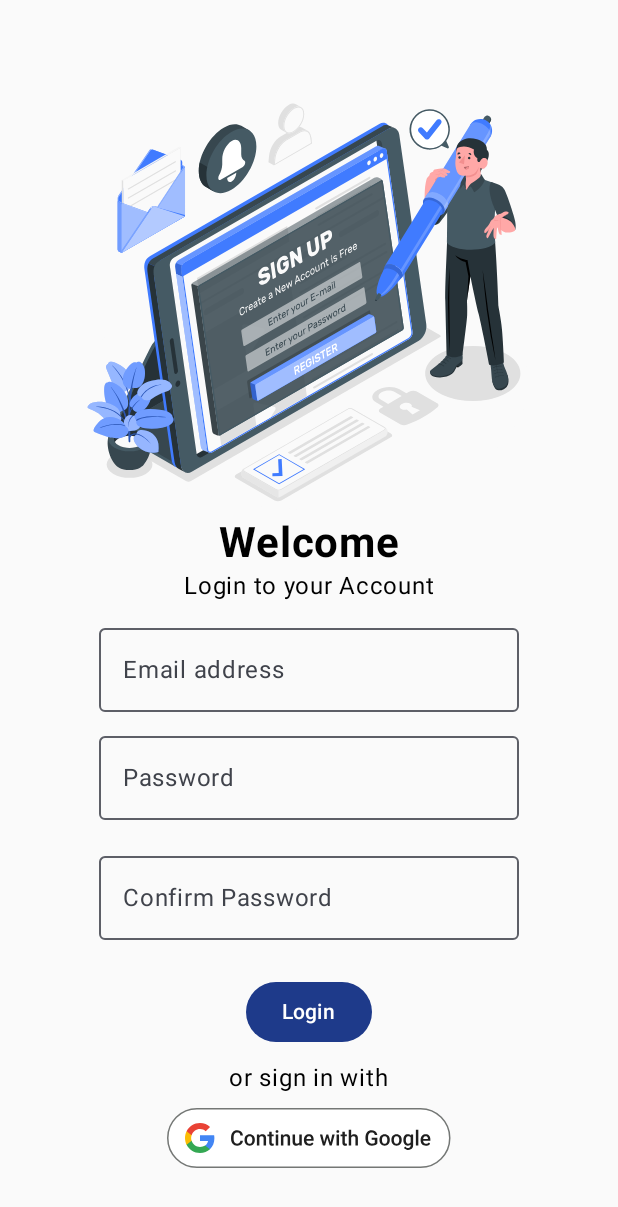
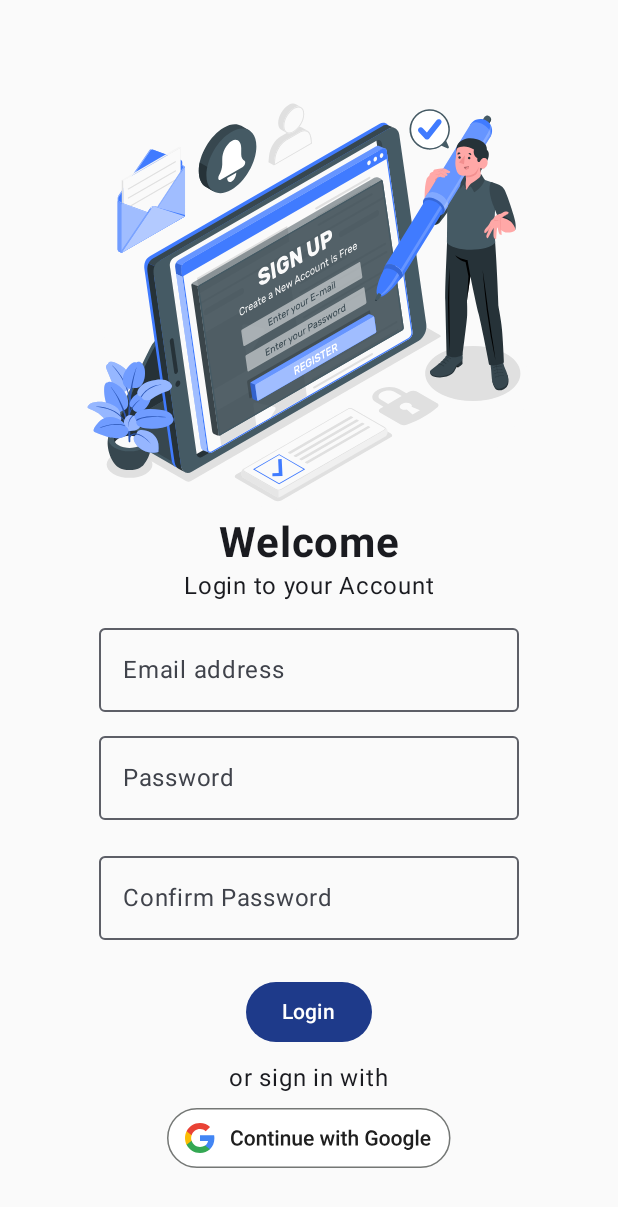
Before and after one commit to Vyankatesh-Sabu/Doc_Scanner, an Android app built with Jetpack Compose: the screen it shows after launch (MainActivity), after a tap on "Sign Up", on a phone screen of 412 x 824 dp. Shown: the top 1207 px of the screen. Run offline under Robolectric (Android 15) with nearby library versions, the phone set to English and light mode, and no system bars; our stand-ins replace Firebase (no records; nobody signed in at launch, a user with empty details on screens opened directly).

Commit message:
login sign up completed

```diff
--- a/app/src/main/java/com/example/docscanner/Screen/LoginPage.kt
+++ b/app/src/main/java/com/example/docscanner/Screen/LoginPage.kt
@@ -5,6 +5,7 @@ import android.content.ContentValues.TAG
 import android.util.Log
 import androidx.activity.compose.LocalActivity
 import androidx.compose.foundation.Image
+import androidx.compose.foundation.background
 import androidx.compose.foundation.clickable
 import androidx.compose.foundation.layout.Arrangement
 import androidx.compose.foundation.layout.Column
@@ -20,6 +21,7 @@ import androidx.compose.foundation.verticalScroll
 import androidx.compose.material3.Button
 import androidx.compose.material3.ButtonDefaults
 import androidx.compose.material3.Icon
+import androidx.compose.material3.MaterialTheme
 import androidx.compose.material3.OutlinedTextField
 import androidx.compose.material3.Text
 import androidx.compose.runtime.Composable
@@ -44,6 +46,7 @@ import androidx.compose.ui.unit.dp
 import androidx.compose.ui.unit.sp
 import androidx.navigation.NavController
 import com.example.docscanner.AuthViewModel
+import com.example.docscanner.ForgotPassword
 import com.example.docscanner.R
 import com.example.docscanner.SignUp
 import com.example.docscanner.HomeScreen
@@ -75,15 +78,16 @@ fun LoginPage(navController : NavController, authViewModel: AuthViewModel){
     Column(
         modifier = Modifier
             .fillMaxSize()
-            .verticalScroll(rememberScrollState()),
+            .verticalScroll(rememberScrollState())
+            .background(MaterialTheme.colorScheme.background),
         verticalArrangement = Arrangement.Center,
         horizontalAlignment = Alignment.CenterHorizontally
     ) {
 
 
         Image(painterResource(R.drawable.sign_in), "login image")
-        Text("Welcome", fontSize = 28.sp, fontWeight = FontWeight.Bold)
-        Text("Login to your Account")
+        Text("Welcome", fontSize = 28.sp, fontWeight = FontWeight.Bold, color = MaterialTheme.colorScheme.onBackground)
+        Text("Login to your Account", color = MaterialTheme.colorScheme.onBackground)
         Spacer(Modifier.height(8.dp))
         OutlinedTextField(value = email, onValueChange = { email = it }, label = {
             Text("Email address")
@@ -125,12 +129,12 @@ fun LoginPage(navController : NavController, authViewModel: AuthViewModel){
         Spacer(Modifier.height(16.dp))
         Row {
             Text("Forgot Password", modifier = Modifier.clickable {
-
-            },)
+                navController.navigate(ForgotPassword)
+            }, color = MaterialTheme.colorScheme.onBackground)
             Spacer(modifier = Modifier.width(150.dp))
             Text("Sign Up", Modifier.clickable {
                 navController.navigate(SignUp)
-            })
+            }, color = MaterialTheme.colorScheme.onBackground)
         }
         Spacer(Modifier.height(8.dp))
             Text("or sign in with")
--- a/app/src/main/java/com/example/docscanner/Screen/SignUp.kt
+++ b/app/src/main/java/com/example/docscanner/Screen/SignUp.kt
@@ -13,6 +13,7 @@ import androidx.compose.foundation.layout.size
 import androidx.compose.material3.Button
 import androidx.compose.material3.ButtonDefaults
 import androidx.compose.material3.Icon
+import androidx.compose.material3.MaterialTheme
 import androidx.compose.material3.OutlinedTextField
 import androidx.compose.material3.Text
 import androidx.compose.runtime.Composable
@@ -63,9 +64,9 @@ fun signUp(authViewModel: AuthViewModel,navController: NavController) {
 
         Image(painterResource(R.drawable.sign_up), "sign up image", modifier = Modifier.size(300.dp,300.dp))
 
-        Text("Welcome", fontSize = 28.sp, fontWeight = FontWeight.Bold)
+        Text("Welcome", fontSize = 28.sp, fontWeight = FontWeight.Bold, color = MaterialTheme.colorScheme.onBackground)
 
-        Text("Login to your Account")
+        Text("Login to your Account", color = MaterialTheme.colorScheme.onBackground)
 
         Spacer(Modifier.height(8.dp))
 
@@ -107,13 +108,13 @@ fun signUp(authViewModel: AuthViewModel,navController: NavController) {
                 containerColor = Color(0xFF1E3A8A)
             )
         ) {
-            Text("Login")
+            Text("Login", color = MaterialTheme.colorScheme.onPrimary)
         }
 
 
         Spacer(Modifier.height(8.dp))
 
-        Text("or sign in with")
+        Text("or sign in with", color = MaterialTheme.colorScheme.onBackground)
 
         Spacer(Modifier.height(8.dp))
 
--- /dev/null
+++ b/app/src/main/java/com/example/docscanner/docScan.kt
@@ -0,0 +1 @@
+package com.example.docscanner
--- /dev/null
+++ b/app/src/main/res/drawable/log_out.xml
@@ -0,0 +1,4 @@
+<?xml version="1.0" encoding="utf-8"?>
+<selector xmlns:android="http://schemas.android.com/apk/res/android">
+
+</selector>
--- /dev/null
+++ b/app/src/main/res/xml/files_path.xml
@@ -0,0 +1,4 @@
+<?xml version="1.0" encoding="utf-8"?>
+<PreferenceScreen xmlns:android="http://schemas.android.com/apk/res/android">
+
+</PreferenceScreen>
```
Also changed, not shown: app/src/main/java/com/example/docscanner/AuthViewModel.kt (+16 -1 lines), app/src/main/java/com/example/docscanner/Screen/forgotPassword.kt (added, +41 -0 lines), app/src/main/java/com/example/docscanner/ui/theme/GoogleAuthClient.kt (+15 -1 lines), app/src/main/res/drawable/document_scanner_24px.xml (added, +10 -0 lines).
